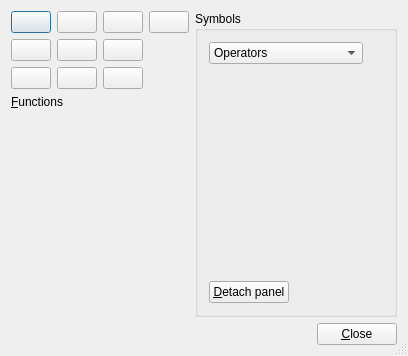
First picture: the form in src/frontends/qt4/ui/QMathUi.ui, repository cburschka/lyx, before the edit.
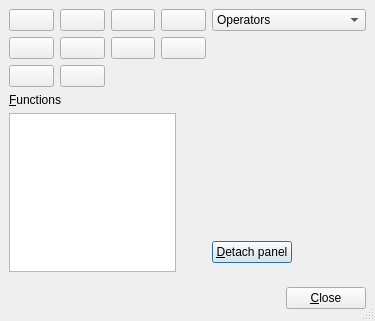
Second picture: the form after the edit. Icons and pictures are not drawn. Custom widgets are drawn as their Qt base class.

What changed in the file:
```diff
--- a/src/frontends/qt4/ui/QMathUi.ui
+++ b/src/frontends/qt4/ui/QMathUi.ui
@@ -8,8 +8,8 @@
    <rect>
     <x>0</x>
     <y>0</y>
-    <width>322</width>
-    <height>356</height>
+    <width>375</width>
+    <height>321</height>
    </rect>
   </property>
   <property name="windowTitle" >
@@ -18,312 +18,17 @@
   <property name="sizeGripEnabled" >
    <bool>true</bool>
   </property>
-  <layout class="QVBoxLayout" >
-   <property name="margin" >
-    <number>11</number>
-   </property>
-   <property name="spacing" >
-    <number>6</number>
-   </property>
-   <item>
-    <layout class="QHBoxLayout" >
-     <property name="margin" >
-      <number>0</number>
-     </property>
-     <property name="spacing" >
-      <number>6</number>
-     </property>
-     <item>
-      <layout class="QVBoxLayout" >
-       <property name="margin" >
-        <number>0</number>
-       </property>
-       <property name="spacing" >
-        <number>6</number>
-       </property>
-       <item>
-        <layout class="QHBoxLayout" >
-         <property name="margin" >
-          <number>0</number>
-         </property>
-         <property name="spacing" >
-          <number>6</number>
-         </property>
-         <item>
-          <widget class="QPushButton" name="sqrtPB" >
-           <property name="toolTip" >
-            <string>Insert root</string>
-           </property>
-           <property name="text" >
-            <string/>
-           </property>
-           <property name="icon" >
-            <iconset/>
-           </property>
-          </widget>
-         </item>
-         <item>
-          <widget class="QPushButton" name="spacePB" >
-           <property name="toolTip" >
-            <string>Insert spacing</string>
-           </property>
-           <property name="text" >
-            <string/>
-           </property>
-           <property name="icon" >
-            <iconset/>
-           </property>
-          </widget>
-         </item>
-         <item>
-          <widget class="QPushButton" name="stylePB" >
-           <property name="toolTip" >
-            <string>Set limits style</string>
-           </property>
-           <property name="text" >
-            <string/>
-           </property>
-           <property name="icon" >
-            <iconset/>
-           </property>
-          </widget>
-         </item>
-         <item>
-          <widget class="QPushButton" name="fontPB" >
-           <property name="toolTip" >
-            <string>Set math font</string>
-           </property>
-           <property name="text" >
-            <string/>
-           </property>
-           <property name="icon" >
-            <iconset/>
-           </property>
-          </widget>
-         </item>
-        </layout>
-       </item>
-       <item>
-        <layout class="QHBoxLayout" >
-         <property name="margin" >
-          <number>0</number>
-         </property>
-         <property name="spacing" >
-          <number>6</number>
-         </property>
-         <item>
           <layout class="QGridLayout" >
            <property name="margin" >
-            <number>0</number>
+    <number>9</number>
            </property>
            <property name="spacing" >
             <number>6</number>
            </property>
-           <item row="1" column="1" >
-            <widget class="QPushButton" name="fracPB" >
-             <property name="sizePolicy" >
-              <sizepolicy>
-               <hsizetype>1</hsizetype>
-               <vsizetype>1</vsizetype>
-               <horstretch>0</horstretch>
-               <verstretch>0</verstretch>
-              </sizepolicy>
-             </property>
-             <property name="toolTip" >
-              <string>Insert fraction</string>
-             </property>
-             <property name="text" >
-              <string/>
-             </property>
-             <property name="icon" >
-              <iconset/>
-             </property>
-            </widget>
-           </item>
-           <item row="1" column="0" >
-            <widget class="QPushButton" name="equationPB" >
-             <property name="sizePolicy" >
-              <sizepolicy>
-               <hsizetype>1</hsizetype>
-               <vsizetype>1</vsizetype>
-               <horstretch>0</horstretch>
-               <verstretch>0</verstretch>
-              </sizepolicy>
-             </property>
-             <property name="toolTip" >
-              <string>Toggle between display and inline mode</string>
-             </property>
-             <property name="text" >
-              <string/>
-             </property>
-             <property name="icon" >
-              <iconset/>
-             </property>
-            </widget>
-           </item>
-           <item row="0" column="1" >
-            <widget class="QPushButton" name="matrixPB" >
-             <property name="toolTip" >
-              <string>Insert matrix</string>
-             </property>
-             <property name="text" >
-              <string/>
-             </property>
-             <property name="icon" >
-              <iconset/>
-             </property>
-            </widget>
-           </item>
-           <item row="0" column="2" >
-            <widget class="QPushButton" name="subscriptPB" >
-             <property name="toolTip" >
-              <string>Subscript</string>
-             </property>
-             <property name="text" >
-              <string/>
-             </property>
-             <property name="icon" >
-              <iconset/>
-             </property>
-            </widget>
-           </item>
-           <item row="1" column="2" >
-            <widget class="QPushButton" name="superscriptPB" >
-             <property name="toolTip" >
-              <string>Superscript</string>
-             </property>
-             <property name="text" >
-              <string/>
-             </property>
-             <property name="icon" >
-              <iconset/>
-             </property>
-            </widget>
-           </item>
-           <item row="0" column="0" >
-            <widget class="QPushButton" name="delimitersPB" >
-             <property name="toolTip" >
-              <string>Show delimiter and bracket dialog</string>
-             </property>
-             <property name="text" >
-              <string/>
-             </property>
-             <property name="icon" >
-              <iconset/>
-             </property>
-            </widget>
-           </item>
-          </layout>
-         </item>
-         <item>
-          <spacer>
-           <property name="orientation" >
-            <enum>Qt::Horizontal</enum>
-           </property>
-           <property name="sizeType" >
-            <enum>QSizePolicy::Expanding</enum>
-           </property>
-           <property name="sizeHint" >
-            <size>
-             <width>20</width>
-             <height>20</height>
-            </size>
-           </property>
-          </spacer>
-         </item>
-        </layout>
-       </item>
-       <item>
-        <layout class="QHBoxLayout" >
-         <property name="margin" >
-          <number>0</number>
-         </property>
-         <property name="spacing" >
-          <number>6</number>
-         </property>
-         <item>
+   <item rowspan="3" row="0" column="2" >
           <layout class="QVBoxLayout" >
            <property name="margin" >
             <number>0</number>
-           </property>
-           <property name="spacing" >
-            <number>6</number>
-           </property>
-           <item>
-            <widget class="QLabel" name="functionsLA" >
-             <property name="text" >
-              <string>&amp;Functions</string>
-             </property>
-             <property name="buddy" >
-              <cstring>functionsLB</cstring>
-             </property>
-            </widget>
-           </item>
-           <item>
-            <widget class="Q3ListBox" name="functionsLB" >
-             <property name="sizePolicy" >
-              <sizepolicy>
-               <hsizetype>1</hsizetype>
-               <vsizetype>7</vsizetype>
-               <horstretch>0</horstretch>
-               <verstretch>0</verstretch>
-              </sizepolicy>
-             </property>
-             <property name="minimumSize" >
-              <size>
-               <width>100</width>
-               <height>100</height>
-              </size>
-             </property>
-             <property name="toolTip" >
-              <string>Select a function or operator to insert</string>
-             </property>
-            </widget>
-           </item>
-          </layout>
-         </item>
-         <item>
-          <spacer>
-           <property name="orientation" >
-            <enum>Qt::Horizontal</enum>
-           </property>
-           <property name="sizeType" >
-            <enum>QSizePolicy::Expanding</enum>
-           </property>
-           <property name="sizeHint" >
-            <size>
-             <width>20</width>
-             <height>20</height>
-            </size>
-           </property>
-          </spacer>
-         </item>
-        </layout>
-       </item>
-      </layout>
-     </item>
-     <item>
-      <widget class="QGroupBox" name="symbolsGB" >
-       <property name="sizePolicy" >
-        <sizepolicy>
-         <hsizetype>7</hsizetype>
-         <vsizetype>3</vsizetype>
-         <horstretch>0</horstretch>
-         <verstretch>0</verstretch>
-        </sizepolicy>
-       </property>
-       <property name="minimumSize" >
-        <size>
-         <width>0</width>
-         <height>0</height>
-        </size>
-       </property>
-       <property name="title" >
-        <string>Symbols</string>
-       </property>
-       <layout class="QVBoxLayout" >
-        <property name="margin" >
-         <number>11</number>
         </property>
         <property name="spacing" >
          <number>6</number>
@@ -421,13 +126,10 @@
             <property name="orientation" >
              <enum>Qt::Horizontal</enum>
             </property>
-            <property name="sizeType" >
-             <enum>QSizePolicy::MinimumExpanding</enum>
-            </property>
             <property name="sizeHint" >
              <size>
-              <width>20</width>
-              <height>20</height>
+           <width>16</width>
+           <height>22</height>
              </size>
             </property>
            </spacer>
@@ -435,24 +137,9 @@
          </layout>
         </item>
         <item>
-         <widget class="Q3WidgetStack" name="symbolsWS" >
-          <property name="sizePolicy" >
-           <sizepolicy>
-            <hsizetype>7</hsizetype>
-            <vsizetype>7</vsizetype>
-            <horstretch>0</horstretch>
-            <verstretch>0</verstretch>
-           </sizepolicy>
-          </property>
-          <property name="minimumSize" >
-           <size>
-            <width>0</width>
-            <height>200</height>
-           </size>
-          </property>
-          <property name="focusPolicy" >
-           <enum>Qt::TabFocus</enum>
-          </property>
+      <widget class="QStackedWidget" name="symbolWS" >
+       <widget class="QWidget" name="page" />
+       <widget class="QWidget" name="page_2" />
          </widget>
         </item>
         <item>
@@ -478,25 +165,59 @@
             <property name="orientation" >
              <enum>Qt::Horizontal</enum>
             </property>
-            <property name="sizeType" >
-             <enum>QSizePolicy::Expanding</enum>
-            </property>
+         <property name="sizeHint" >
+          <size>
+           <width>81</width>
+           <height>51</height>
+          </size>
+         </property>
+        </spacer>
+       </item>
+      </layout>
+     </item>
+    </layout>
+   </item>
+   <item row="1" column="1" >
+    <spacer>
+     <property name="orientation" >
+      <enum>Qt::Horizontal</enum>
+     </property>
             <property name="sizeHint" >
              <size>
-              <width>20</width>
+       <width>40</width>
               <height>20</height>
              </size>
             </property>
            </spacer>
           </item>
-         </layout>
-        </item>
-       </layout>
+   <item row="1" column="0" >
+    <layout class="QVBoxLayout" >
+     <property name="margin" >
+      <number>0</number>
+     </property>
+     <property name="spacing" >
+      <number>6</number>
+     </property>
+     <item>
+      <widget class="QLabel" name="functionsLA" >
+       <property name="text" >
+        <string>&amp;Functions</string>
+       </property>
+       <property name="buddy" >
+        <cstring>functionsLW</cstring>
+       </property>
+      </widget>
+     </item>
+     <item>
+      <widget class="QListWidget" name="functionsLW" >
+       <property name="alternatingRowColors" >
+        <bool>true</bool>
+       </property>
       </widget>
      </item>
     </layout>
    </item>
-   <item>
+   <item row="3" column="0" colspan="3" >
     <layout class="QHBoxLayout" >
      <property name="margin" >
       <number>0</number>
@@ -514,8 +235,8 @@
        </property>
        <property name="sizeHint" >
         <size>
-         <width>20</width>
-         <height>20</height>
+         <width>471</width>
+         <height>28</height>
         </size>
        </property>
       </spacer>
@@ -529,25 +250,193 @@
      </item>
     </layout>
    </item>
+   <item row="2" column="0" >
+    <spacer>
+     <property name="orientation" >
+      <enum>Qt::Vertical</enum>
+     </property>
+     <property name="sizeHint" >
+      <size>
+       <width>20</width>
+       <height>20</height>
+      </size>
+     </property>
+    </spacer>
+   </item>
+   <item row="0" column="0" colspan="2" >
+    <layout class="QGridLayout" >
+     <property name="margin" >
+      <number>0</number>
+     </property>
+     <property name="spacing" >
+      <number>6</number>
+     </property>
+     <item row="2" column="1" >
+      <widget class="QPushButton" name="delimitersPB" >
+       <property name="toolTip" >
+        <string>Show delimiter and bracket dialog</string>
+       </property>
+       <property name="text" >
+        <string/>
+       </property>
+       <property name="icon" >
+        <iconset>../lib/images/delim.xpm</iconset>
+       </property>
+      </widget>
+     </item>
+     <item row="1" column="1" >
+      <widget class="QPushButton" name="fracPB" >
+       <property name="sizePolicy" >
+        <sizepolicy>
+         <hsizetype>1</hsizetype>
+         <vsizetype>1</vsizetype>
+         <horstretch>0</horstretch>
+         <verstretch>0</verstretch>
+        </sizepolicy>
+       </property>
+       <property name="toolTip" >
+        <string>Insert fraction</string>
+       </property>
+       <property name="text" >
+        <string/>
+       </property>
+       <property name="icon" >
+        <iconset>../lib/images/frac.xpm</iconset>
+       </property>
+      </widget>
+     </item>
+     <item row="1" column="2" >
+      <widget class="QPushButton" name="subscriptPB" >
+       <property name="toolTip" >
+        <string>Subscript</string>
+       </property>
+       <property name="text" >
+        <string/>
+       </property>
+       <property name="icon" >
+        <iconset>../lib/images/sub.xpm</iconset>
+       </property>
+      </widget>
+     </item>
+     <item row="1" column="0" >
+      <widget class="QPushButton" name="equationPB" >
+       <property name="sizePolicy" >
+        <sizepolicy>
+         <hsizetype>1</hsizetype>
+         <vsizetype>1</vsizetype>
+         <horstretch>0</horstretch>
+         <verstretch>0</verstretch>
+        </sizepolicy>
+       </property>
+       <property name="toolTip" >
+        <string>Toggle between display and inline mode</string>
+       </property>
+       <property name="text" >
+        <string/>
+       </property>
+       <property name="icon" >
+        <iconset>../lib/images/equation.xpm</iconset>
+       </property>
+      </widget>
+     </item>
+     <item row="0" column="1" >
+      <widget class="QPushButton" name="spacePB" >
+       <property name="toolTip" >
+        <string>Insert spacing</string>
+       </property>
+       <property name="text" >
+        <string/>
+       </property>
+       <property name="icon" >
+        <iconset>../lib/images/space.xpm</iconset>
+       </property>
+      </widget>
+     </item>
+     <item row="2" column="0" >
+      <widget class="QPushButton" name="matrixPB" >
+       <property name="toolTip" >
+        <string>Insert matrix</string>
+       </property>
+       <property name="text" >
+        <string/>
+       </property>
+       <property name="icon" >
+        <iconset>../lib/images/matrix.xpm</iconset>
+       </property>
+      </widget>
+     </item>
+     <item row="0" column="0" >
+      <widget class="QPushButton" name="sqrtPB" >
+       <property name="toolTip" >
+        <string>Insert root</string>
+       </property>
+       <property name="text" >
+        <string/>
+       </property>
+       <property name="icon" >
+        <iconset>../lib/images/sqrt.xpm</iconset>
+       </property>
+      </widget>
+     </item>
+     <item row="0" column="2" >
+      <widget class="QPushButton" name="stylePB" >
+       <property name="toolTip" >
+        <string>Set limits style</string>
+       </property>
+       <property name="text" >
+        <string/>
+       </property>
+       <property name="icon" >
+        <iconset>../lib/images/style.xpm</iconset>
+       </property>
+      </widget>
+     </item>
+     <item row="0" column="3" >
+      <widget class="QPushButton" name="fontPB" >
+       <property name="toolTip" >
+        <string>Set math font</string>
+       </property>
+       <property name="text" >
+        <string/>
+       </property>
+       <property name="icon" >
+        <iconset>../lib/images/font.xpm</iconset>
+       </property>
+      </widget>
+     </item>
+     <item row="1" column="3" >
+      <widget class="QPushButton" name="superscriptPB" >
+       <property name="toolTip" >
+        <string>Superscript</string>
+       </property>
+       <property name="text" >
+        <string/>
+       </property>
+       <property name="icon" >
+        <iconset>../lib/images/super.xpm</iconset>
+       </property>
+      </widget>
+     </item>
+    </layout>
+   </item>
   </layout>
  </widget>
  <pixmapfunction></pixmapfunction>
- <customwidgets>
-  <customwidget>
-   <class>Q3ListBox</class>
-   <extends></extends>
-   <header>q3listbox.h</header>
-   <container>0</container>
-   <pixmap></pixmap>
-  </customwidget>
-  <customwidget>
-   <class>Q3WidgetStack</class>
-   <extends></extends>
-   <header>q3widgetstack.h</header>
-   <container>1</container>
-   <pixmap></pixmap>
-  </customwidget>
- </customwidgets>
+ <tabstops>
+  <tabstop>symbolsCO</tabstop>
+  <tabstop>closePB</tabstop>
+  <tabstop>tearoffPB</tabstop>
+  <tabstop>delimitersPB</tabstop>
+  <tabstop>superscriptPB</tabstop>
+  <tabstop>subscriptPB</tabstop>
+  <tabstop>matrixPB</tabstop>
+  <tabstop>equationPB</tabstop>
+  <tabstop>fracPB</tabstop>
+  <tabstop>fontPB</tabstop>
+  <tabstop>stylePB</tabstop>
+  <tabstop>spacePB</tabstop>
+  <tabstop>sqrtPB</tabstop>
+ </tabstops>
  <resources/>
  <connections/>
 </ui>
```
Lines whose indentation alone changed are shown as unchanged.
